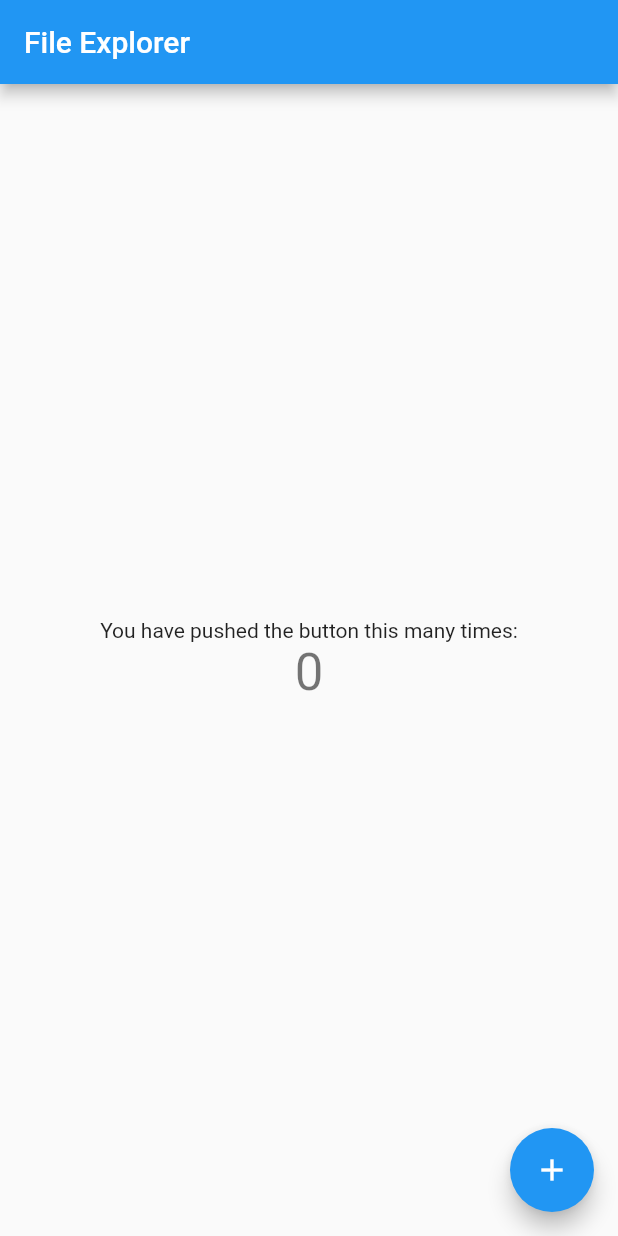
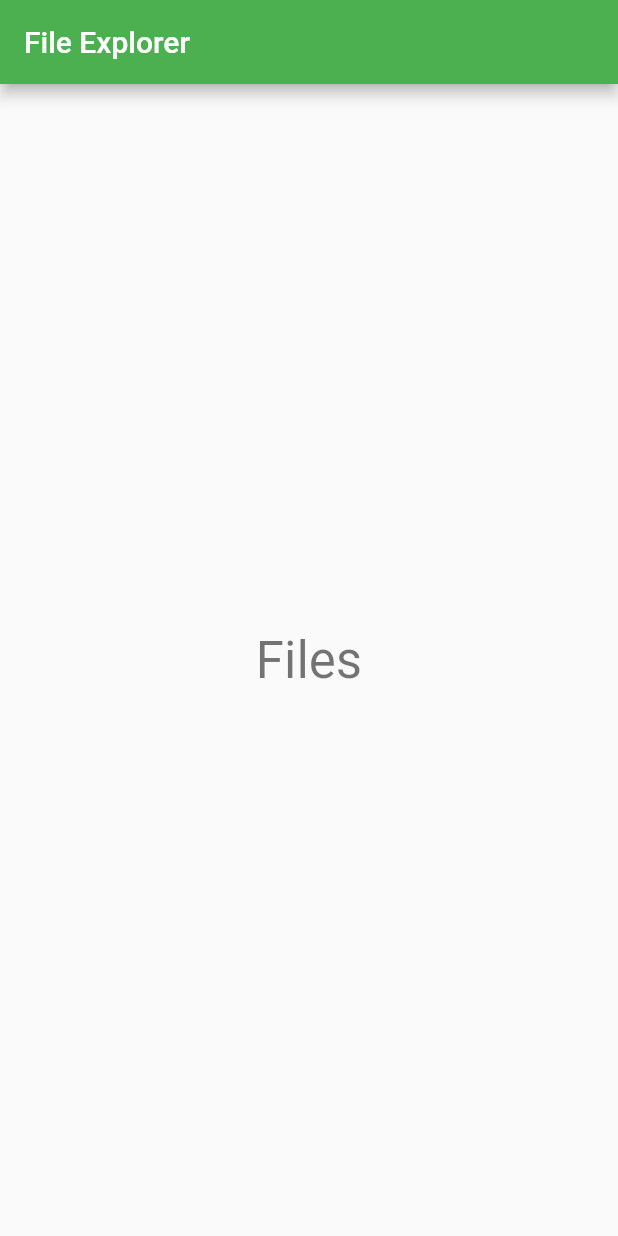
Before and after one commit to Hardik0307/File_Explorer, a Flutter app: the screen it shows after launch, on a phone screen of 412 x 824 dp. Run offline on Flutter 3.47's test engine with Material 2 defaults, Android fonts, the phone set to English and light mode, and no system bars; our stand-ins replace logger.

Commit message:
Added - Logger,Changed - Title, Theme color

```diff
--- a/lib/main.dart
+++ b/lib/main.dart
@@ -1,9 +1,15 @@
 import 'package:flutter/material.dart';
+import 'package:logger/logger.dart';
+
+var logger = Logger(
+  printer: PrettyPrinter(),
+);
 
 void main() => runApp(MyApp());
 
 class MyApp extends StatelessWidget {
   // This widget is the root of your application.
+
   @override
   Widget build(BuildContext context) {
     return MaterialApp(
@@ -18,7 +24,7 @@ class MyApp extends StatelessWidget {
         // or simply save your changes to "hot reload" in a Flutter IDE).
         // Notice that the counter didn't reset back to zero; the application
         // is not restarted.
-        primarySwatch: Colors.blue,
+        primarySwatch: Colors.green,
       ),
       home: MyHomePage(title: 'File Explorer'),
     );
@@ -39,24 +45,13 @@ class MyHomePage extends StatefulWidget {
 
   final String title;
 
+
+
   @override
   _MyHomePageState createState() => _MyHomePageState();
 }
 
 class _MyHomePageState extends State<MyHomePage> {
-  int _counter = 0;
-
-  void _incrementCounter() {
-    setState(() {
-      // This call to setState tells the Flutter framework that something has
-      // changed in this State, which causes it to rerun the build method below
-      // so that the display can reflect the updated values. If we changed
-      // _counter without calling setState(), then the build method would not be
-      // called again, and so nothing would appear to happen.
-      _counter++;
-    });
-  }
-
   @override
   Widget build(BuildContext context) {
     // This method is rerun every time setState is called, for instance as done
@@ -92,20 +87,17 @@ class _MyHomePageState extends State<MyHomePage> {
           mainAxisAlignment: MainAxisAlignment.center,
           children: <Widget>[
             Text(
-              'You have pushed the button this many times:',
-            ),
-            Text(
-              '$_counter',
+              'Files',
               style: Theme.of(context).textTheme.display1,
             ),
           ],
         ),
       ),
-      floatingActionButton: FloatingActionButton(
-        onPressed: _incrementCounter,
-        tooltip: 'Increment',
-        child: Icon(Icons.add),
-      ), // This trailing comma makes auto-formatting nicer for build methods.
+      // floatingActionButton: FloatingActionButton(
+      //   onPressed: _incrementCounter,
+      //   tooltip: 'Increment',
+      //   child: Icon(Icons.add),
+      // ), // This trailing comma makes auto-formatting nicer for build methods.
     );
   }
 }
```
